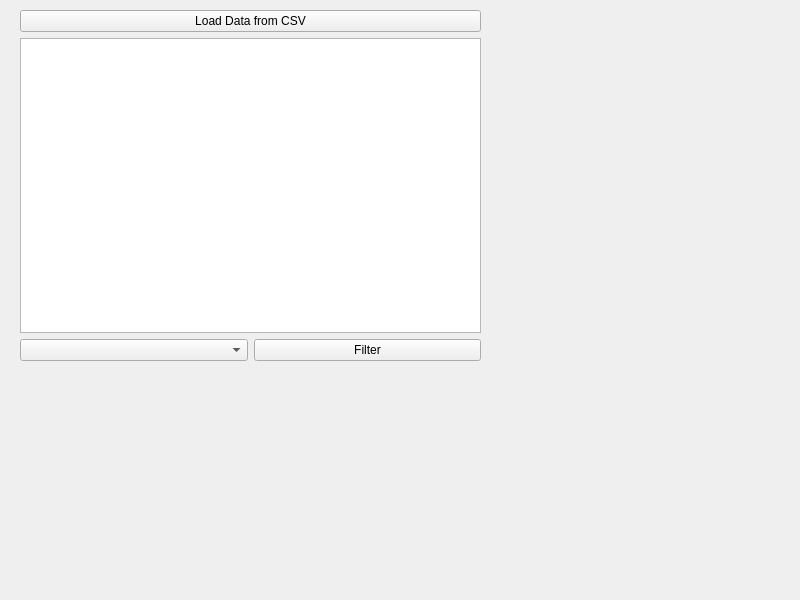
Above: Qt_Designer/mainwindow.ui from bb305496/CSV_Weather_Dashboard before the change. Below: the same form after it.
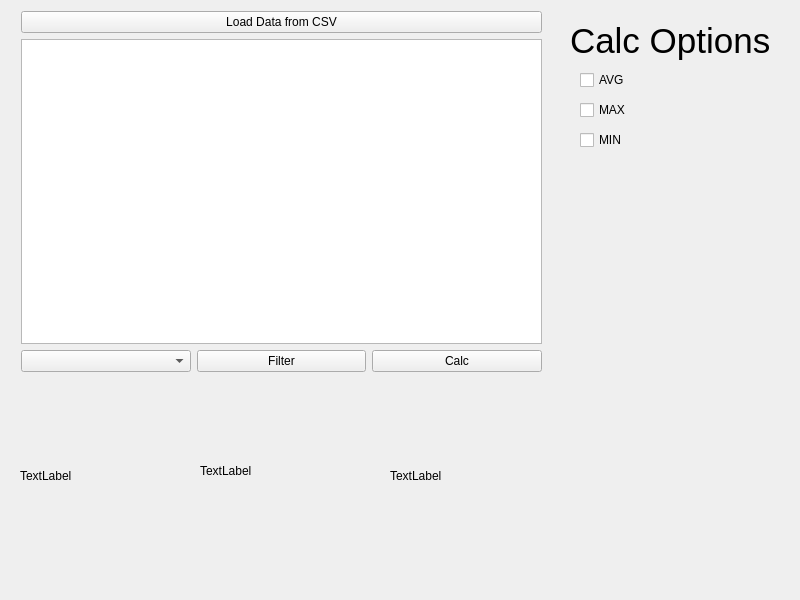
That is the form after the change.

Commit message: Add avg/max/min calc

Diff of the .ui file:
```diff
--- a/Qt_Designer/mainwindow.ui
+++ b/Qt_Designer/mainwindow.ui
@@ -14,13 +14,115 @@
    <string>MainWindow</string>
   </property>
   <widget class="QWidget" name="centralwidget">
-   <widget class="QWidget" name="">
+   <widget class="QCheckBox" name="AVGCheckBox">
+    <property name="geometry">
+     <rect>
+      <x>580</x>
+      <y>70</y>
+      <width>78</width>
+      <height>20</height>
+     </rect>
+    </property>
+    <property name="text">
+     <string>AVG</string>
+    </property>
+   </widget>
+   <widget class="QLabel" name="label">
     <property name="geometry">
      <rect>
       <x>20</x>
+      <y>390</y>
+      <width>161</width>
+      <height>171</height>
+     </rect>
+    </property>
+    <property name="text">
+     <string>TextLabel</string>
+    </property>
+   </widget>
+   <widget class="QLabel" name="calcOption">
+    <property name="enabled">
+     <bool>true</bool>
+    </property>
+    <property name="geometry">
+     <rect>
+      <x>570</x>
       <y>10</y>
-      <width>461</width>
-      <height>351</height>
+      <width>201</width>
+      <height>61</height>
+     </rect>
+    </property>
+    <property name="font">
+     <font>
+      <pointsize>26</pointsize>
+     </font>
+    </property>
+    <property name="text">
+     <string>Calc Options</string>
+    </property>
+    <property name="textFormat">
+     <enum>Qt::TextFormat::AutoText</enum>
+    </property>
+   </widget>
+   <widget class="QCheckBox" name="MAXCheckBox">
+    <property name="geometry">
+     <rect>
+      <x>580</x>
+      <y>100</y>
+      <width>78</width>
+      <height>20</height>
+     </rect>
+    </property>
+    <property name="text">
+     <string>MAX</string>
+    </property>
+   </widget>
+   <widget class="QLabel" name="label_2">
+    <property name="geometry">
+     <rect>
+      <x>200</x>
+      <y>390</y>
+      <width>171</width>
+      <height>161</height>
+     </rect>
+    </property>
+    <property name="text">
+     <string>TextLabel</string>
+    </property>
+   </widget>
+   <widget class="QLabel" name="label_3">
+    <property name="geometry">
+     <rect>
+      <x>390</x>
+      <y>390</y>
+      <width>141</width>
+      <height>171</height>
+     </rect>
+    </property>
+    <property name="text">
+     <string>TextLabel</string>
+    </property>
+   </widget>
+   <widget class="QCheckBox" name="MINCheckBox">
+    <property name="geometry">
+     <rect>
+      <x>580</x>
+      <y>130</y>
+      <width>78</width>
+      <height>20</height>
+     </rect>
+    </property>
+    <property name="text">
+     <string>MIN</string>
+    </property>
+   </widget>
+   <widget class="QWidget" name="">
+    <property name="geometry">
+     <rect>
+      <x>21</x>
+      <y>11</y>
+      <width>521</width>
+      <height>361</height>
      </rect>
     </property>
     <layout class="QVBoxLayout" name="verticalLayout_2">
@@ -54,6 +156,13 @@
          </property>
         </widget>
        </item>
+       <item>
+        <widget class="QPushButton" name="calcButton">
+         <property name="text">
+          <string>Calc</string>
+         </property>
+        </widget>
+       </item>
       </layout>
      </item>
     </layout>
```
The commit also changes 2 other files.
